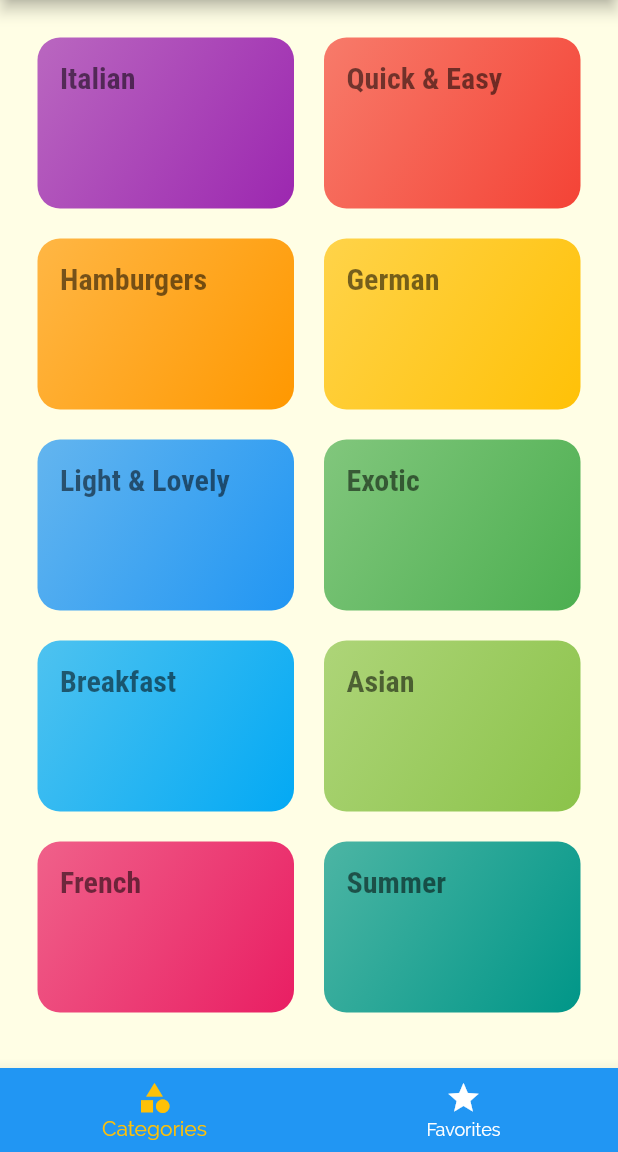
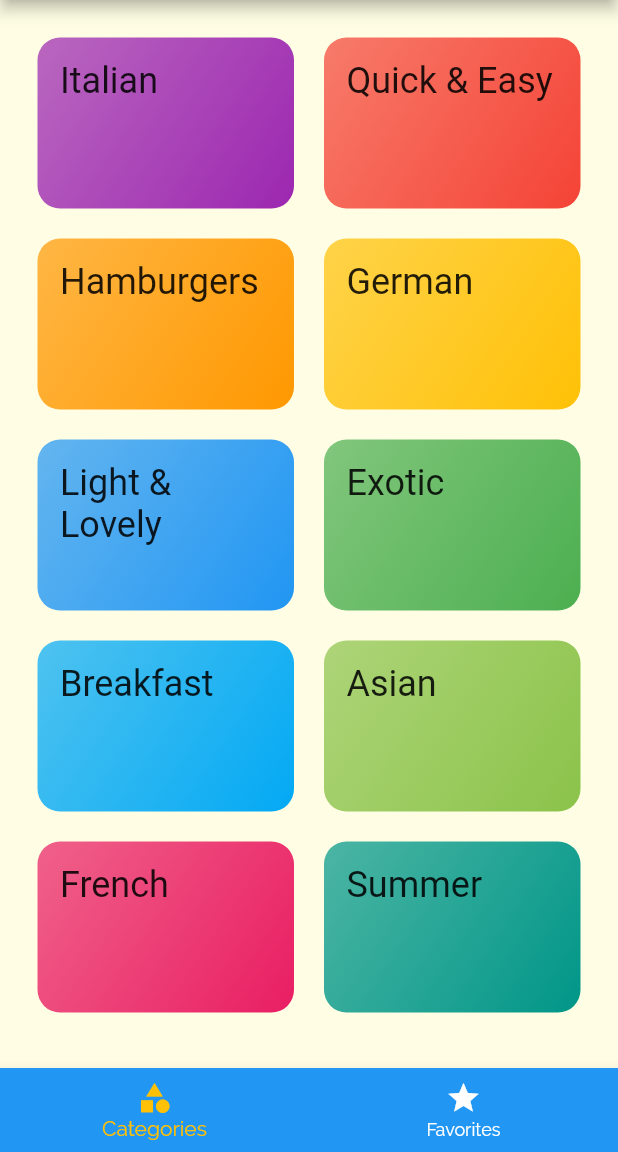
Before and after one commit to krisdev88/MealsApp, a Flutter app: the screen it shows after launch, on a phone screen of 412 x 824 dp, the part 84-1236 px from its top. Run offline on Flutter 3.47's test engine with Material 2 defaults, Android fonts, the phone set to English and light mode, and no system bars.

Commit message:
Update errors

```diff
--- a/lib/dummy_data.dart
+++ b/lib/dummy_data.dart
@@ -3,7 +3,7 @@ import 'package:flutter/material.dart';
 import './models/category.dart';
 import './models/meal.dart';
 
-const DUMMY_CATEGORIES = const [
+List<Category> DUMMY_CATEGORIES = [
   Category(
     id: 'c1',
     title: 'Italian',
@@ -56,8 +56,8 @@ const DUMMY_CATEGORIES = const [
   ),
 ];
 
-const DUMMY_MEALS = const [
-  Meal(
+List<Meal> DUMMY_MEALS = [
+  const Meal(
     id: 'm1',
     categories: [
       'c1',
@@ -91,7 +91,7 @@ const DUMMY_MEALS = const [
     isVegetarian: true,
     isLactoseFree: true,
   ),
-  Meal(
+  const Meal(
     id: 'm2',
     categories: [
       'c2',
@@ -119,7 +119,7 @@ const DUMMY_MEALS = const [
     isVegetarian: false,
     isLactoseFree: false,
   ),
-  Meal(
+  const Meal(
     id: 'm3',
     categories: [
       'c2',
@@ -151,7 +151,7 @@ const DUMMY_MEALS = const [
     isVegetarian: false,
     isLactoseFree: true,
   ),
-  Meal(
+  const Meal(
     id: 'm4',
     categories: [
       'c4',
@@ -186,7 +186,7 @@ const DUMMY_MEALS = const [
     isVegetarian: false,
     isLactoseFree: false,
   ),
-  Meal(
+  const Meal(
     id: 'm5',
     categories: [
       'c2',
@@ -222,7 +222,7 @@ const DUMMY_MEALS = const [
     isVegetarian: true,
     isLactoseFree: true,
   ),
-  Meal(
+  const Meal(
     id: 'm6',
     categories: [
       'c6',
@@ -258,7 +258,7 @@ const DUMMY_MEALS = const [
     isVegetarian: true,
     isLactoseFree: false,
   ),
-  Meal(
+  const Meal(
     id: 'm7',
     categories: [
       'c7',
@@ -289,7 +289,7 @@ const DUMMY_MEALS = const [
     isVegetarian: true,
     isLactoseFree: false,
   ),
-  Meal(
+  const Meal(
     id: 'm8',
     categories: [
       'c8',
@@ -322,7 +322,7 @@ const DUMMY_MEALS = const [
     isVegetarian: false,
     isLactoseFree: true,
   ),
-  Meal(
+  const Meal(
     id: 'm9',
     categories: [
       'c9',
@@ -371,7 +371,7 @@ const DUMMY_MEALS = const [
     isVegetarian: true,
     isLactoseFree: false,
   ),
-  Meal(
+  const Meal(
     id: 'm10',
     categories: [
       'c2',
--- a/lib/main.dart
+++ b/lib/main.dart
@@ -8,9 +8,11 @@ import './screens/categories_screen.dart';
 import './screens/category_meals_screen.dart';
 import './models/meal.dart';
 
-void main() => runApp(MyApp());
+void main() => runApp(const MyApp());
 
 class MyApp extends StatefulWidget {
+  const MyApp({Key key}) : super(key: key);
+
   @override
   State<MyApp> createState() => _MyAppState();
 }
@@ -72,13 +74,13 @@ class _MyAppState extends State<MyApp> {
         canvasColor: const Color.fromRGBO(255, 254, 229, 1),
         fontFamily: 'Raleway',
         textTheme: ThemeData.light().textTheme.copyWith(
-              bodyText1: const TextStyle(
+              bodyLarge: const TextStyle(
                 color: Color.fromRGBO(20, 51, 51, 1),
               ),
-              bodyText2: const TextStyle(
+              bodyMedium: const TextStyle(
                 color: Color.fromRGBO(20, 51, 51, 1),
               ),
-              headline1: const TextStyle(
+              displayLarge: const TextStyle(
                   fontSize: 20,
                   fontFamily: 'RobotoCondensed',
                   fontWeight: FontWeight.bold),
@@ -104,7 +106,7 @@ class _MyAppState extends State<MyApp> {
         // return MaterialPageRoute(builder: (ctx) => CategoriesScreen());
       },
       onUnknownRoute: (settings) {
-        return MaterialPageRoute(builder: (ctx) => CategoriesScreen());
+        return MaterialPageRoute(builder: (ctx) => const CategoriesScreen());
       },
     );
   }
--- a/lib/models/category.dart
+++ b/lib/models/category.dart
@@ -5,9 +5,9 @@ class Category {
   final String title;
   final Color color;
 
-  const Category({
-    @required this.id,
-    @required this.title,
+  Category({
+    this.id,
+    this.title,
     this.color = Colors.orange,
   });
 }
--- a/lib/screens/categories_screen.dart
+++ b/lib/screens/categories_screen.dart
@@ -4,20 +4,22 @@ import '../dummy_data.dart';
 import '../widgets/category_item.dart';
 
 class CategoriesScreen extends StatelessWidget {
+  const CategoriesScreen({Key key}) : super(key: key);
+
   @override
   Widget build(BuildContext context) {
     return GridView(
       padding: const EdgeInsets.all(25),
-      children: DUMMY_CATEGORIES
-          .map((catData) =>
-              CategoryItem(catData.id, catData.title, catData.color))
-          .toList(),
-      gridDelegate: SliverGridDelegateWithMaxCrossAxisExtent(
+      gridDelegate: const SliverGridDelegateWithMaxCrossAxisExtent(
         maxCrossAxisExtent: 200,
         childAspectRatio: 3 / 2,
         crossAxisSpacing: 20,
         mainAxisSpacing: 20,
       ),
+      children: DUMMY_CATEGORIES
+          .map((catData) =>
+              CategoryItem(catData.id, catData.title, catData.color))
+          .toList(),
     );
   }
 }
--- a/lib/screens/category_meals_screen.dart
+++ b/lib/screens/category_meals_screen.dart
@@ -8,7 +8,7 @@ class CategoryMealsScreen extends StatefulWidget {
 
   final List<Meal> availableMeals;
 
-  CategoryMealsScreen(this.availableMeals);
+  const CategoryMealsScreen(this.availableMeals, {Key key}) : super(key: key);
 
   @override
   State<CategoryMealsScreen> createState() => _CategoryMealsScreenState();
@@ -41,7 +41,7 @@ class _CategoryMealsScreenState extends State<CategoryMealsScreen> {
     super.didChangeDependencies();
   }
 
-  void _removeMeal(String mealId) {
+  void removeMeal(String mealId) {
     setState(() {
       displayedMeals.removeWhere((meal) => meal.id == mealId);
     });
--- a/lib/screens/favorites_screen.dart
+++ b/lib/screens/favorites_screen.dart
@@ -5,12 +5,12 @@ import '../widgets/meal_item.dart';
 class FavoritesScreen extends StatelessWidget {
   final List<Meal> favoriteMeals;
 
-  FavoritesScreen(this.favoriteMeals);
+  const FavoritesScreen(this.favoriteMeals, {Key key}) : super(key: key);
 
   @override
   Widget build(BuildContext context) {
     if (favoriteMeals.isEmpty) {
-      return Center(
+      return const Center(
         child: Text('You have no favorites yet - start adding some!'),
       );
     } else {
--- a/lib/screens/tabs_screen.dart
+++ b/lib/screens/tabs_screen.dart
@@ -8,7 +8,7 @@ import '../models/meal.dart';
 class TabsScreen extends StatefulWidget {
   final List<Meal> favoriteMeals;
 
-  TabsScreen(this.favoriteMeals);
+  const TabsScreen(this.favoriteMeals, {Key key}) : super(key: key);
 
   @override
   State<TabsScreen> createState() => _TabsScreenState();
@@ -22,7 +22,7 @@ class _TabsScreenState extends State<TabsScreen> {
   void initState() {
     _pages = [
     {
-      'page': CategoriesScreen(),
+      'page': const CategoriesScreen(),
       'title': 'Categories',
     },
     {
@@ -57,12 +57,12 @@ class _TabsScreenState extends State<TabsScreen> {
         items: [
           BottomNavigationBarItem(
             backgroundColor: Theme.of(context).primaryColor,
-            icon: Icon(Icons.category),
+            icon: const Icon(Icons.category),
             label: 'Categories',
           ),
           BottomNavigationBarItem(
             backgroundColor: Theme.of(context).primaryColor,
-            icon: Icon(Icons.star),
+            icon: const Icon(Icons.star),
             label: 'Favorites',
           ),
         ],
--- a/lib/widgets/category_item.dart
+++ b/lib/widgets/category_item.dart
@@ -7,7 +7,7 @@ class CategoryItem extends StatelessWidget {
   final String title;
   final Color color;
 
-  CategoryItem(this.id, this.title, this.color);
+  const CategoryItem(this.id, this.title, this.color, {Key key}) : super(key: key);
 
   void selectCategory(BuildContext ctx) {
     Navigator.of(ctx).pushNamed(CategoryMealsScreen.routeName, arguments: {
@@ -24,10 +24,6 @@ class CategoryItem extends StatelessWidget {
       borderRadius: BorderRadius.circular(15),
       child: Container(
         padding: const EdgeInsets.all(15),
-        child: Text(
-          title,
-          style: Theme.of(context).textTheme.headline1,
-        ),
         decoration: BoxDecoration(
           gradient: LinearGradient(
             colors: [
@@ -39,6 +35,10 @@ class CategoryItem extends StatelessWidget {
           ),
           borderRadius: BorderRadius.circular(15),
         ),
+        child: Text(
+          title,
+          style: Theme.of(context).textTheme.headlineSmall,
+        ),
       ),
     );
   }
```
Also changed, not shown: lib/screens/filters_screen.dart (+5 -5 lines), lib/screens/meal_detail_screen..dart (+8 -8 lines), lib/widgets/main_drawer.dart (+5 -3 lines), lib/widgets/meal_item.dart (+12 -12 lines).
